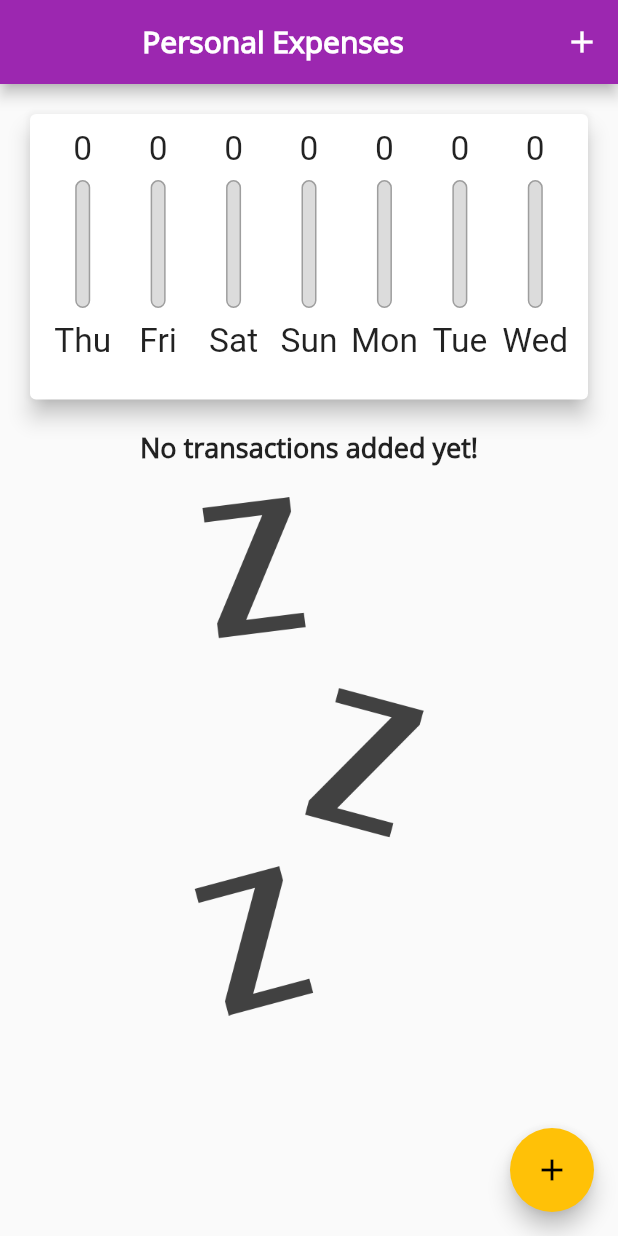
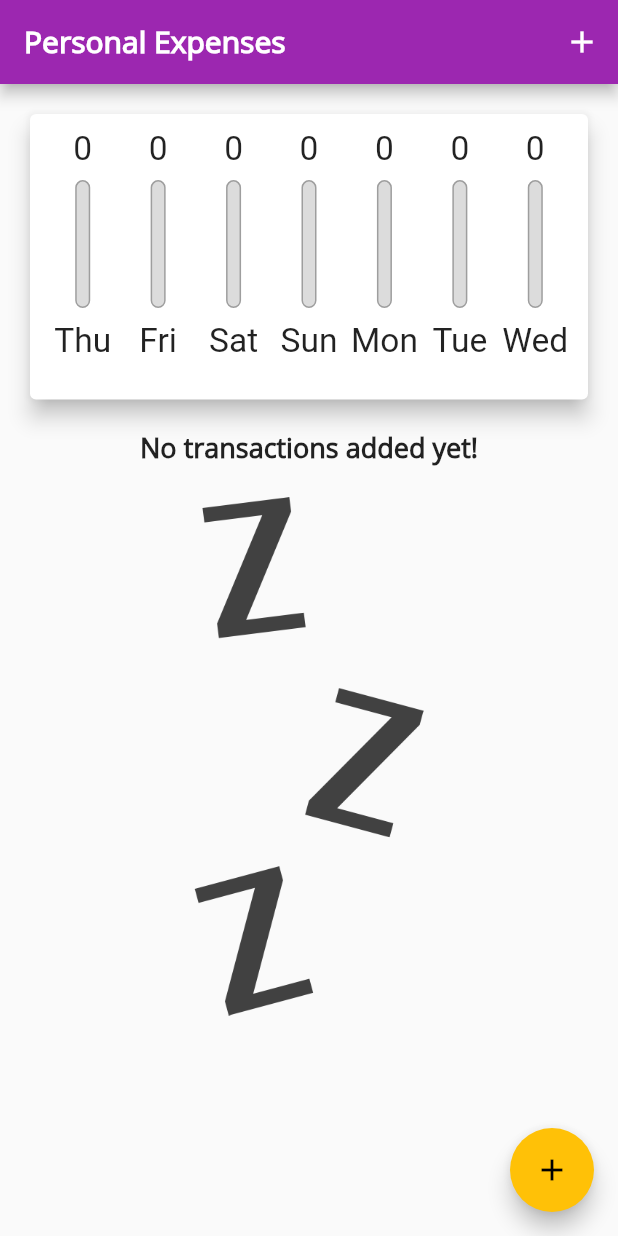
Before and after one commit to TarekAhamed-LIV3D/Expenses-Tracker, a Flutter app: the screen it shows after launch, on a phone screen of 412 x 824 dp. Run offline on Flutter 3.47's test engine with Material 2 defaults, Android fonts, the phone set to English and light mode, and no system bars.

```diff
--- a/lib/main.dart
+++ b/lib/main.dart
@@ -99,25 +99,9 @@ class _MyHomePageState extends State<MyHomePage> {
   Widget build(BuildContext context) {
     final mediaQuery = MediaQuery.of(context);
     final isLandscape = mediaQuery.orientation == Orientation.landscape;
-    final PreferredSizeWidget appBar = Platform.isIOS
-        ? CupertinoNavigationBar(
-            middle: Text(
+    final PreferredSizeWidget appBar =  AppBar(
+            title: Text(
               'Personal Expenses',
-            ),
-            trailing: Row(
-              children: <Widget>[
-                IconButton(
-                  icon: Icon(Icons.add),
-                  onPressed: () => _startAddNewTransaction(context),
-                ),
-              ],
-            ),
-          )
-        : AppBar(
-            title: Center(
-              child: Text(
-                'Personal Expenses',
-              ),
             ),
             actions: <Widget>[
               IconButton(
@@ -180,12 +164,7 @@ class _MyHomePageState extends State<MyHomePage> {
       ),
     );
 
-    return Platform.isIOS
-        ? CupertinoPageScaffold(
-            child: pageBody,
-            navigationBar: appBar,
-          )
-        : Scaffold(
+    return Scaffold(
             appBar: appBar,
             body: pageBody,
             floatingActionButtonLocation: FloatingActionButtonLocation.endFloat,
--- a/lib/widgets/transaction_list.dart
+++ b/lib/widgets/transaction_list.dart
@@ -58,7 +58,7 @@ class TransactionList extends StatelessWidget {
                     subtitle: Text(
                       DateFormat.yMMMd().format(transactions[index].date),
                     ),
-                    trailing: MediaQuery.of(context).size.width > 400
+                    trailing: MediaQuery.of(context).size.width > 500
                         ? ElevatedButton.icon(
                             icon: Icon(Icons.delete),
                             label: Text('Delete'),
--- a/pubspec.yaml
+++ b/pubspec.yaml
@@ -1,5 +1,5 @@
-name: costtracker
-description: A new Flutter project.
+name: cost_tracker
+description: Simple cost tracking system.
 
 # The following line prevents the package from being accidentally published to
 # pub.dev using `pub publish`. This is preferred for private packages.
```
